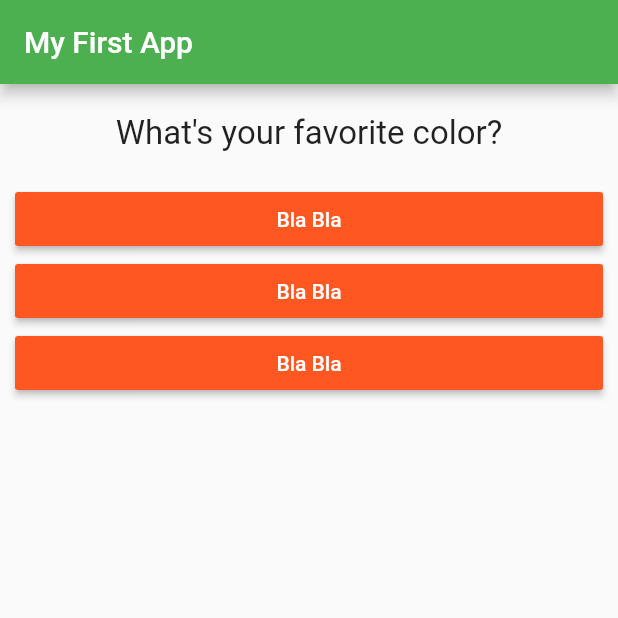
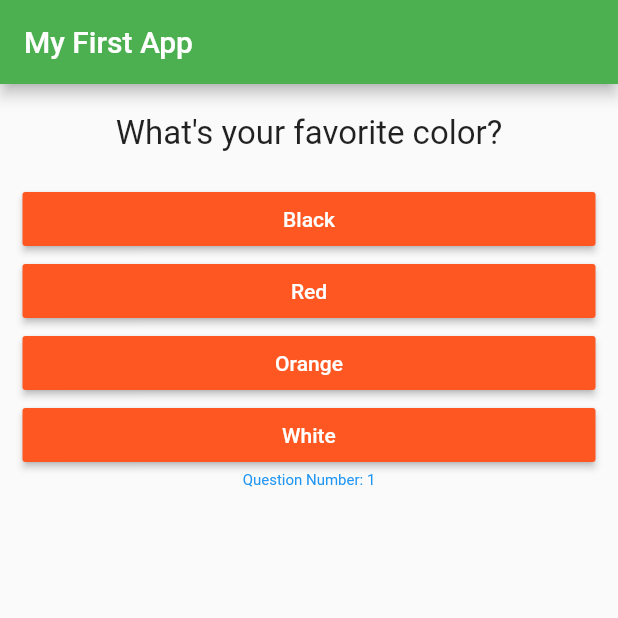
Before and after one commit to EngincanVaran/Quiz-App, a Flutter app: the screen it shows after launch, on a phone screen of 412 x 824 dp, the top half of it. Run offline on Flutter 3.47's test engine with Material 2 defaults, Android fonts, the phone set to English and light mode, and no system bars.

Commit message:
Nearly Done Need a Reset

```diff
--- a/lib/answer.dart
+++ b/lib/answer.dart
@@ -2,22 +2,19 @@ import "package:flutter/material.dart";
 
 class Answer extends StatelessWidget {
   final Function selectHandler;
+  final String answerText;
 
-  Answer(this.selectHandler);
+  Answer(this.selectHandler, this.answerText);
 
   @override
   Widget build(BuildContext context) {
     return Container(
       width: double.infinity,
-      margin: EdgeInsets.only(left: 10, right: 10),
+      margin: EdgeInsets.only(left: 15, right: 15),
       child: RaisedButton(
         color: Colors.deepOrange,
-        child: Text(
-          "Bla Bla",
-          style: TextStyle(
-            color: Colors.white,
-          ),
-        ),
+        textColor: Colors.white,
+        child: Text(answerText),
         onPressed: selectHandler,
       ),
     );
--- a/lib/main.dart
+++ b/lib/main.dart
@@ -1,13 +1,13 @@
 import 'package:flutter/material.dart';
 
-import "./question.dart";
-import "./answer.dart";
+import "./quiz.dart";
+import "./result.dart";
 
 /*
 ***NOTES***
 
 --> "_" makes it private in the specific .dart file
-
+--> "..." disperse the list 1 by 1
 
 */
 
@@ -26,28 +26,61 @@ class MyApp extends StatefulWidget {
 
 class _MyAppState extends State<MyApp> {
   int _questionIndex = 0;
+  int _totalScore = 0;
 
-  void _answerQuestion() {
+  final _questions = const [
+    {
+      //list element 1
+      "questionText": "What's your favorite color?",
+      "answers": [
+        {"text": "Black", "score": 2},
+        {"text": "Red", "score": 3},
+        {"text": "Orange", "score": 4},
+        {"text": "White", "score": 1},
+      ]
+    },
+    {
+      //list element 2
+      "questionText": "What's your favorite animal?",
+      "answers": [
+        {"text": "Rabbit", "score": 2},
+        {"text": "Elephant", "score": 3},
+        {"text": "Penguin", "score": 4},
+        {"text": "Dog", "score": 1},
+      ]
+    },
+    {
+      //list element 3
+      "questionText": "Who's your favorite instructor?",
+      "answers": [
+        {"text": "Max", "score": 1},
+        {"text": "Engo", "score": 3},
+        {"text": "Caglar", "score": 2},
+      ]
+    },
+    {
+      //list element 4
+      "questionText": "What's your favorite food?",
+      "answers": [
+        {"text": "Kebab", "score": 4},
+        {"text": "Mantı", "score": 3},
+        {"text": "Dolma", "score": 2},
+        {"text": "Tantuni", "score": 5},
+        {"text": "Balık", "score": 1},
+      ]
+    },
+  ];
+
+  void _answerQuestion(int score) {
+    _totalScore += score;
+    print("Debugger --> Answered with Button.");
+
     setState(() {
-      if (_questionIndex < 4)
-        _questionIndex += 1;
-      else {
-        _questionIndex = 0;
-        print("Debugger --> Out of Questions!");
-      }
+      _questionIndex += 1;
     });
-    print("Debugger --> Answered with Button.");
   }
 
   Widget build(BuildContext context) {
-    var questions = [
-      "What's your favorite color?",
-      "What's your favorite animal?",
-      "What's your favorite plant?",
-      "What's your favorite course?",
-      "What's your favorite teacher?",
-    ];
-
     return MaterialApp(
       home: Scaffold(
         appBar: AppBar(
@@ -56,14 +89,13 @@ class _MyAppState extends State<MyApp> {
             "My First App",
           ),
         ),
-        body: Column(children: [
-          Question(
-            questions[_questionIndex],
-          ), // list.elementAt()
-          Answer(_answerQuestion),
-          Answer(_answerQuestion),
-          Answer(_answerQuestion),
-        ]), // Row or Column
+        body: _questionIndex < _questions.length
+            ? Quiz(
+                answerQuestion: _answerQuestion,
+                questionIndex: _questionIndex,
+                questions: _questions,
+              )
+            : Result(_totalScore),
       ),
     );
   }
--- /dev/null
+++ b/lib/quiz.dart
@@ -0,0 +1,38 @@
+import "package:flutter/material.dart";
+
+import "./answer.dart";
+import "./question.dart";
+
+class Quiz extends StatelessWidget {
+  final Function answerQuestion;
+  final List<Map<String, Object>> questions;
+  final int questionIndex;
+
+  Quiz({
+    @required this.questions,
+    @required this.answerQuestion,
+    @required this.questionIndex,
+  });
+
+  @override
+  Widget build(BuildContext context) {
+    return Column(children: [
+      Question(
+        questions[questionIndex]["questionText"],
+      ), // list.elementAt()
+
+      ...(questions[questionIndex]["answers"] as List<Map<String, Object>>)
+          .map((answer) {
+        return Answer(() => answerQuestion(answer["score"]), answer["text"]);
+      }).toList(), // creating button for each answer choice
+
+      Text(
+        "Question Number: " + (questionIndex + 1).toString(),
+        style: TextStyle(
+          fontSize: 10,
+          color: Colors.blue,
+        ),
+      ),
+    ]);
+  }
+}
--- /dev/null
+++ b/lib/result.dart
@@ -0,0 +1,33 @@
+import "package:flutter/material.dart";
+
+class Result extends StatelessWidget {
+  final int resultScore;
+
+  Result(this.resultScore);
+
+  String get resultPhrase {
+    if (resultScore < 6)
+      return "Bad";
+    else if (resultScore > 5 && resultScore < 10)
+      return "Medium";
+    else if (resultScore > 9 && resultScore < 13)
+      return "Good";
+    else
+      return "Perfect";
+  }
+
+  @override
+  Widget build(BuildContext context) {
+    return Center(
+      child: Text(
+        resultPhrase,
+        textAlign: TextAlign.center,
+        style: TextStyle(
+          fontSize: 40,
+          fontWeight: FontWeight.bold,
+          color: Colors.cyan,
+        ),
+      ),
+    );
+  }
+}
```
